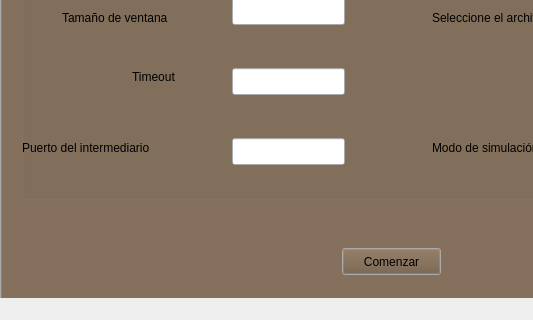
The window that mainwindow.ui (JeanCarloZuniga/Go_back_N) describes before a commit, drawn with Qt 5; both pictures show x 0 to 533 and y 124 to 444 of the 846 by 444 pixel window.
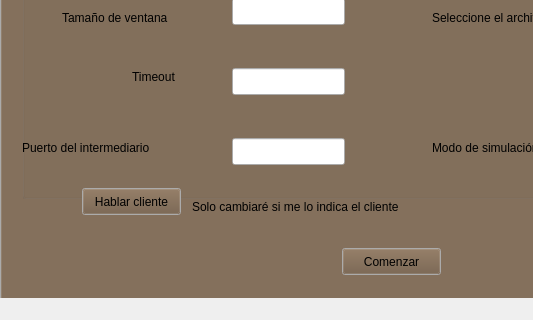
The same window after the commit. Icons and pictures are not drawn.

Commit message: servidor y cliente miembros de la ventana

```diff
--- a/mainwindow.ui
+++ b/mainwindow.ui
@@ -244,6 +244,32 @@
        <string>Comenzar</string>
       </property>
      </widget>
+     <widget class="QPushButton" name="pushButton_3">
+      <property name="geometry">
+       <rect>
+        <x>80</x>
+        <y>250</y>
+        <width>99</width>
+        <height>27</height>
+       </rect>
+      </property>
+      <property name="text">
+       <string>Hablar cliente</string>
+      </property>
+     </widget>
+     <widget class="QLabel" name="label_4">
+      <property name="geometry">
+       <rect>
+        <x>190</x>
+        <y>260</y>
+        <width>261</width>
+        <height>17</height>
+       </rect>
+      </property>
+      <property name="text">
+       <string>Solo cambiaré si me lo indica el cliente</string>
+      </property>
+     </widget>
     </widget>
     <widget class="QWidget" name="lentoTAB">
      <attribute name="title">
```
The commit also changes 6 other files.
